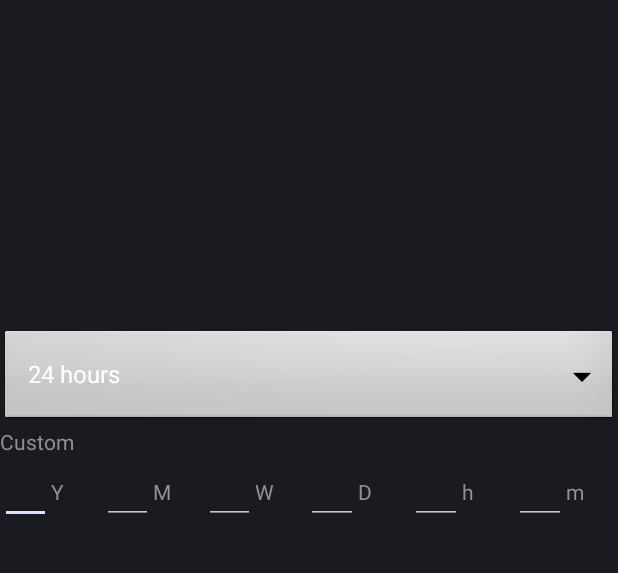
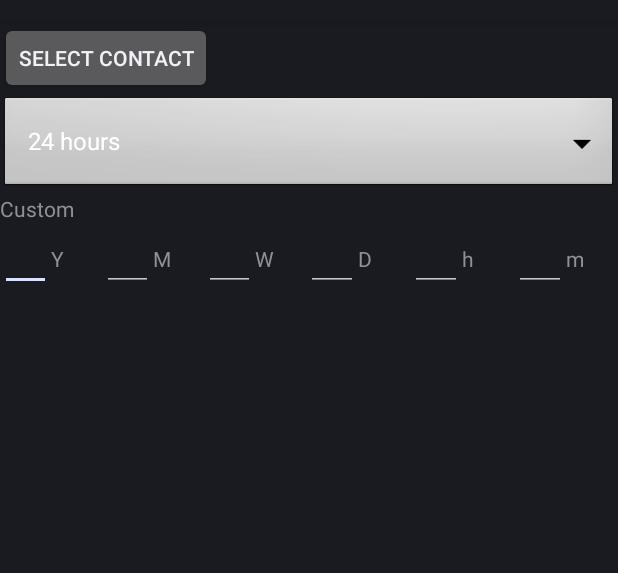
Before and after one commit to Tamish3/Android-Call-Reminders, an Android app: the AddToDoActivity screen opened directly, with no data from a screen before it, on a phone screen of 412 x 824 dp, the part 62-635 px from its top. Run offline under Robolectric (Android 15) with nearby library versions, the phone set to English and light mode, and no system bars.

Commit message:
Add select contact button

```diff
--- a/app/src/main/java/course/labs/todomanager/AddToDoActivity.kt
+++ b/app/src/main/java/course/labs/todomanager/AddToDoActivity.kt
@@ -5,6 +5,7 @@ import android.app.Dialog
 import android.app.TimePickerDialog
 import android.content.Intent
 import android.os.Bundle
+import android.provider.ContactsContract
 import android.util.Log
 import android.view.View
 import android.widget.*
@@ -32,6 +33,11 @@ class AddToDoActivity : FragmentActivity() {
         super.onCreate(savedInstanceState)
         setContentView(R.layout.add_todo_new)
 
+        val button = findViewById<Button>(R.id.contactsButton)
+        button.setOnClickListener {
+            pickContactIntent()
+        }
+
         val dropdown = findViewById<Spinner>(R.id.spinner1)
         //create a list of items for the spinner.
         //create a list of items for the spinner.
@@ -44,6 +50,11 @@ class AddToDoActivity : FragmentActivity() {
         //set the spinners adapter to the previously created one.
         //set the spinners adapter to the previously created one.
         dropdown.adapter = adapter
+    }
+
+    fun pickContactIntent() {
+        Intent intent = new Intent(Intent.ACTION_PICK, ContactsContract.Contacts.CONTENT_URI)
+        startActivityForResult(intent, PERMISSIONS_PICK_CONTACT_REQUEST)
     }
 
     private fun setDefaultDateTime() {
@@ -158,5 +169,8 @@ class AddToDoActivity : FragmentActivity() {
 
             timeString = "$hour:$min:00"
         }
+
+        private const val PICK_CONTACT_REQUEST = 0
+        private const val PERMISSIONS_PICK_CONTACT_REQUEST = 1
     }
 }
--- a/app/src/main/res/layout/add_todo_new.xml
+++ b/app/src/main/res/layout/add_todo_new.xml
@@ -5,12 +5,10 @@
     android:orientation="vertical" >
 
     <Button
-        android:id="@+id/settingsButtonItem"
-        android:layout_width="3dp"
-        android:layout_height="match_parent"
-        android:layout_toEndOf="@+id/TimeLeftView"
-        android:layout_weight="1"
-        android:text="" />
+        android:id="@+id/contactsButton"
+        android:layout_width="wrap_content"
+        android:layout_height="wrap_content"
+        android:text="Select contact" />
 
     <Spinner
         android:id="@+id/spinner1"
```
